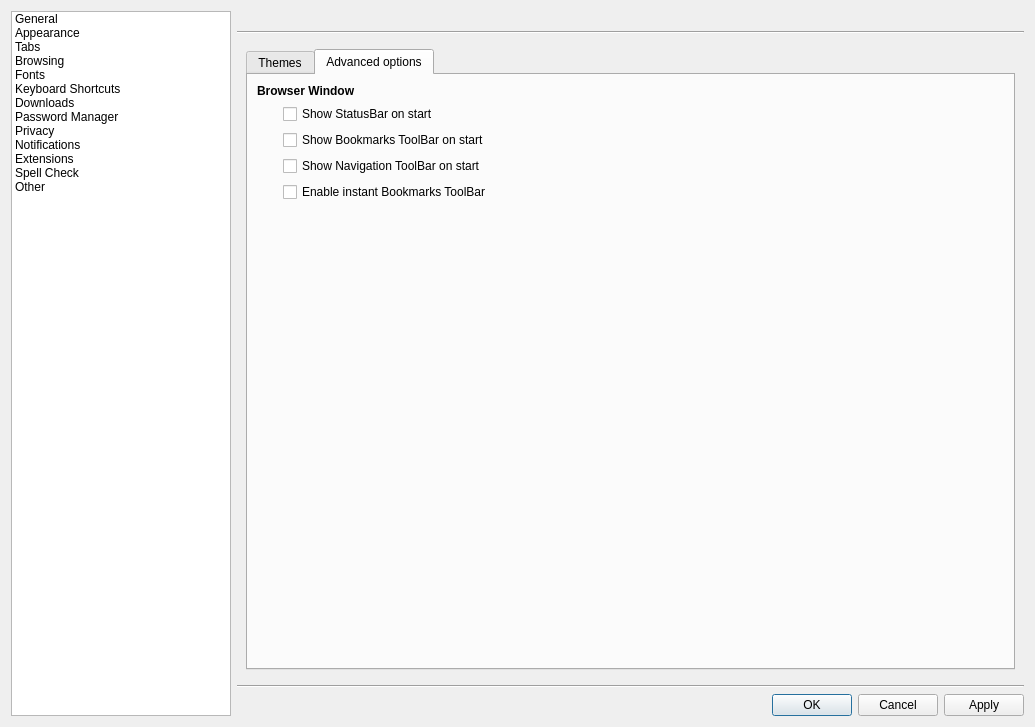
Qt form src/lib/preferences/preferences.ui (KDE/falkon) before a commit.
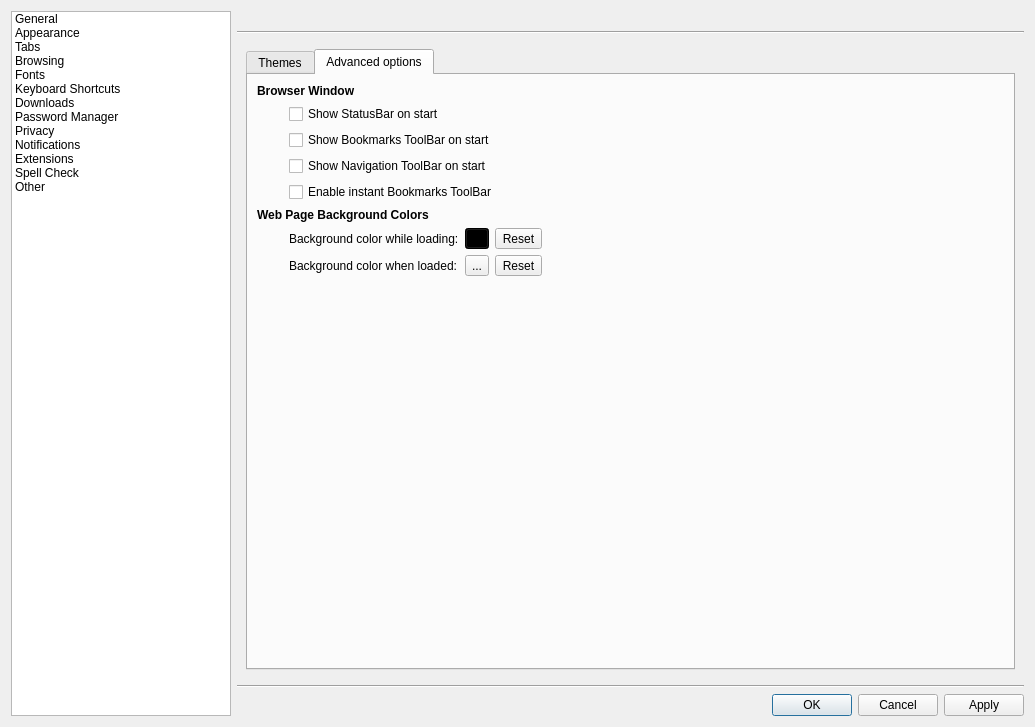
The same form after that commit. The open tabs and pages were chosen to show the change. Custom widgets are drawn as their Qt base class.

Commit message: Add webpage background color customization.

```diff
--- a/src/lib/preferences/preferences.ui
+++ b/src/lib/preferences/preferences.ui
@@ -524,7 +524,7 @@
                <string>Advanced options</string>
               </attribute>
               <layout class="QGridLayout" name="gridLayout_16">
-               <item row="1" column="1">
+               <item row="1" column="2">
                 <layout class="QGridLayout" name="gridLayout_7">
                  <item row="0" column="0">
                   <widget class="QCheckBox" name="showStatusbar">
@@ -556,26 +556,95 @@
                  </item>
                 </layout>
                </item>
-               <item row="1" column="2">
-                <spacer name="horizontalSpacer_2">
+               <item row="3" column="0" colspan="3">
+                <widget class="QLabel" name="label_17">
+                 <property name="text">
+                  <string>&lt;html&gt;&lt;head/&gt;&lt;body&gt;&lt;p&gt;&lt;span style=&quot; font-weight:700;&quot;&gt;Web Page Background Colors&lt;/span&gt;&lt;/p&gt;&lt;/body&gt;&lt;/html&gt;</string>
+                 </property>
+                </widget>
+               </item>
+               <item row="6" column="2">
+                <spacer name="verticalSpacer_12">
                  <property name="orientation">
-                  <enum>Qt::Orientation::Horizontal</enum>
+                  <enum>Qt::Orientation::Vertical</enum>
                  </property>
                  <property name="sizeHint" stdset="0">
                   <size>
-                   <width>40</width>
-                   <height>20</height>
+                   <width>20</width>
+                   <height>40</height>
                   </size>
                  </property>
                 </spacer>
                </item>
-               <item row="0" column="0" colspan="2">
+               <item row="5" column="2">
+                <layout class="QGridLayout" name="gridLayout_25">
+                 <item row="0" column="0">
+                  <widget class="QLabel" name="label_21">
+                   <property name="text">
+                    <string>Background color while loading:</string>
+                   </property>
+                  </widget>
+                 </item>
+                 <item row="1" column="1">
+                  <widget class="MacToolButton" name="backgroundColorLoaded">
+                   <property name="text">
+                    <string>...</string>
+                   </property>
+                  </widget>
+                 </item>
+                 <item row="1" column="0">
+                  <widget class="QLabel" name="label_49">
+                   <property name="text">
+                    <string>Background color when loaded:</string>
+                   </property>
+                  </widget>
+                 </item>
+                 <item row="0" column="1">
+                  <widget class="MacToolButton" name="backgroundColorLoading">
+                   <property name="styleSheet">
+                    <string notr="true">background: black;</string>
+                   </property>
+                   <property name="text">
+                    <string>...</string>
+                   </property>
+                  </widget>
+                 </item>
+                 <item row="0" column="2">
+                  <widget class="QToolButton" name="backgroundColorLoadingReset">
+                   <property name="text">
+                    <string>Reset</string>
+                   </property>
+                  </widget>
+                 </item>
+                 <item row="1" column="2">
+                  <widget class="QToolButton" name="backgroundColorLoadedReset">
+                   <property name="text">
+                    <string>Reset</string>
+                   </property>
+                  </widget>
+                 </item>
+                </layout>
+               </item>
+               <item row="0" column="0" colspan="3">
                 <widget class="QLabel" name="label_18">
                  <property name="text">
                   <string>&lt;b&gt;Browser Window&lt;/b&gt;</string>
                  </property>
                 </widget>
                </item>
+               <item row="1" column="3">
+                <spacer name="horizontalSpacer_2">
+                 <property name="orientation">
+                  <enum>Qt::Orientation::Horizontal</enum>
+                 </property>
+                 <property name="sizeHint" stdset="0">
+                  <size>
+                   <width>40</width>
+                   <height>20</height>
+                  </size>
+                 </property>
+                </spacer>
+               </item>
                <item row="1" column="0">
                 <spacer name="horizontalSpacer_8">
                  <property name="orientation">
@@ -592,19 +661,6 @@
                  </property>
                 </spacer>
                </item>
-               <item row="3" column="1">
-                <spacer name="verticalSpacer_12">
-                 <property name="orientation">
-                  <enum>Qt::Orientation::Vertical</enum>
-                 </property>
-                 <property name="sizeHint" stdset="0">
-                  <size>
-                   <width>20</width>
-                   <height>40</height>
-                  </size>
-                 </property>
-                </spacer>
-               </item>
               </layout>
              </widget>
             </widget>
@@ -2512,8 +2568,8 @@
                <rect>
                 <x>0</x>
                 <y>0</y>
-                <width>98</width>
-                <height>29</height>
+                <width>76</width>
+                <height>31</height>
                </rect>
               </property>
               <layout class="QHBoxLayout" name="horizontalLayout_14">
```
The commit also changes 7 other files.
